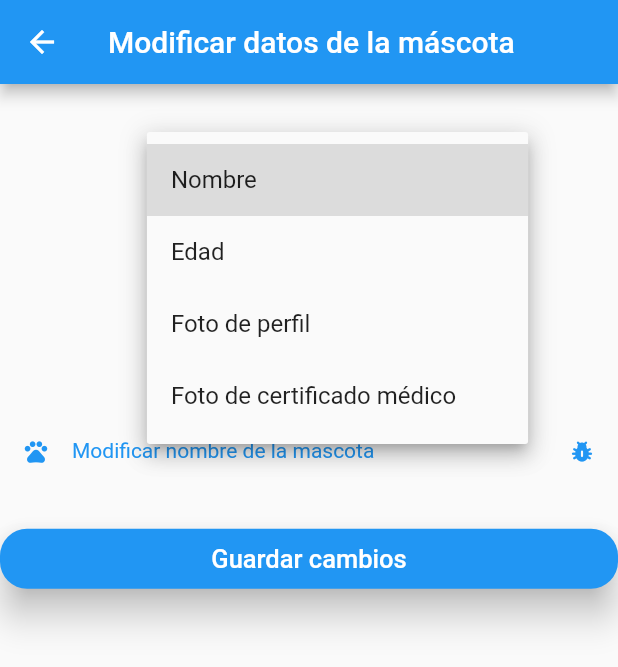
After one commit to lalo1234321/tindog, a Flutter app: the PetSettingsPage screen opened by its route, after a tap on "Nombre", on a phone screen of 412 x 824 dp. The commit adds this screen. Shown: the top 667 px of the screen. Run offline on Flutter 3.47's test engine with Material 2 defaults, Android fonts, the phone set to English and light mode, and no system bars; our stand-ins replace flutter_credit_card, flutter_rating_bar, flutter_secure_storage, flutter_speed_dial, flutter_swiper, geolocator and 4 more; missing offline and left inert: advance_pdf_viewer, dart_random_choice, slimy_card; accounts and stored records are empty.

Commit message:
update pet data page without backend

```diff
--- a/lib/main.dart
+++ b/lib/main.dart
@@ -14,6 +14,7 @@ import 'package:tindog/pages/market_place.dart';
 import 'package:tindog/pages/match_page.dart';
 import 'package:tindog/pages/payment_page.dart';
 import 'package:tindog/pages/pet_detail_page.dart';
+import 'package:tindog/pages/pet_settings_page.dart';
 import 'package:tindog/pages/premium_page.dart';
 import 'package:tindog/pages/profile_page.dart';
 import 'package:tindog/pages/register_page.dart';
@@ -67,7 +68,8 @@ class MyApp extends StatelessWidget {
           'search' : ( BuildContext context ) => Search(),
           'registerPet' : ( BuildContext context ) => RegisterPet(),
           'marketPlace' : ( BuildContext context ) => MarketPlace(),
-          'about' : (BuildContext context) => AboutPage()
+          'about' : (BuildContext context) => AboutPage(),
+          'petSetting' : (BuildContext context) => PetSettingsPage()
         },
       ),
     );
--- a/lib/models/owned_pets_response.dart
+++ b/lib/models/owned_pets_response.dart
@@ -11,20 +11,16 @@ String ownedPetsResponseToJson(List<OwnedPetsResponse> data) => json.encode(List
 class OwnedPetsResponse {
     OwnedPetsResponse({
         this.ownedPets,
-        this.id,
     });
 
     List<OwnedPet> ownedPets;
-    String id;
 
     factory OwnedPetsResponse.fromJson(Map<String, dynamic> json) => OwnedPetsResponse(
         ownedPets: List<OwnedPet>.from(json["ownedPets"].map((x) => OwnedPet.fromJson(x))),
-        id: json["_id"],
     );
 
     Map<String, dynamic> toJson() => {
         "ownedPets": List<dynamic>.from(ownedPets.map((x) => x.toJson())),
-        "_id": id,
     };
 }
 
@@ -57,12 +53,12 @@ class OwnedPet {
     String name;
     int age;
     String specie;
-    String gender;
+    Gender gender;
     String profileImagePhysicalPath;
     String medicalCertificateImagePhysicalPath;
     String profileImageUri;
     String medicalCertificateImageUri;
-    String owner;
+    Owner owner;
     DateTime createdAt;
     DateTime updatedAt;
     int v;
@@ -76,12 +72,12 @@ class OwnedPet {
         name: json["name"],
         age: json["age"],
         specie: json["specie"],
-        gender: json["gender"],
+        gender: genderValues.map[json["gender"]],
         profileImagePhysicalPath: json["profileImagePhysicalPath"],
         medicalCertificateImagePhysicalPath: json["medicalCertificateImagePhysicalPath"],
         profileImageUri: json["profileImageURI"],
         medicalCertificateImageUri: json["medicalCertificateImageURI"],
-        owner: json["owner"],
+        owner: ownerValues.map[json["owner"]],
         createdAt: DateTime.parse(json["createdAt"]),
         updatedAt: DateTime.parse(json["updatedAt"]),
         v: json["__v"],
@@ -96,14 +92,41 @@ class OwnedPet {
         "name": name,
         "age": age,
         "specie": specie,
-        "gender": gender,
+        "gender": genderValues.reverse[gender],
         "profileImagePhysicalPath": profileImagePhysicalPath,
         "medicalCertificateImagePhysicalPath": medicalCertificateImagePhysicalPath,
         "profileImageURI": profileImageUri,
         "medicalCertificateImageURI": medicalCertificateImageUri,
-        "owner": owner,
+        "owner": ownerValues.reverse[owner],
         "createdAt": createdAt.toIso8601String(),
         "updatedAt": updatedAt.toIso8601String(),
         "__v": v,
     };
 }
+
+enum Gender { F, M }
+
+final genderValues = EnumValues({
+    "F": Gender.F,
+    "M": Gender.M
+});
+
+enum Owner { THE_60_C517_AA852_A9152_E4719274 }
+
+final ownerValues = EnumValues({
+    "60c517aa852a9152e4719274": Owner.THE_60_C517_AA852_A9152_E4719274
+});
+
+class EnumValues<T> {
+    Map<String, T> map;
+    Map<T, String> reverseMap;
+
+    EnumValues(this.map);
+
+    Map<T, String> get reverse {
+        if (reverseMap == null) {
+            reverseMap = map.map((k, v) => new MapEntry(v, k));
+        }
+        return reverseMap;
+    }
+}
--- /dev/null
+++ b/lib/pages/pet_settings_page.dart
@@ -0,0 +1,263 @@
+import 'dart:io';
+
+import 'package:flutter/material.dart';
+import 'package:image_picker/image_picker.dart';
+import 'package:tindog/widgets/btn_azul.dart';
+import 'package:tindog/widgets/custom_input.dart';
+
+
+
+class PetSettingsPage extends StatefulWidget {
+  @override
+  _PetSettingsPageState createState() => _PetSettingsPageState();
+}
+
+class _PetSettingsPageState extends State<PetSettingsPage> {
+  bool _picked = false;
+  bool _picked1 = false;
+  File imageFile, imageFile2;
+  List<int> ages = [1,2,3,4,5,6,7,8,9,10,11,12,13];
+  int selectedOptionAge = 1;
+  List _cities =
+  ["Nombre", "Edad", "Foto de perfil", "Foto de certificado médico"];
+
+  List<DropdownMenuItem<String>> _dropDownMenuItems;
+  @override
+  void initState() {
+    _dropDownMenuItems = getDropDownMenuItems();
+    _currentCity = _dropDownMenuItems[0].value;
+    super.initState();
+
+  }
+  String _currentCity;
+  @override
+  Widget build(BuildContext context) {
+    return Scaffold(
+      appBar: AppBar(
+        title: Text('Modificar datos de la máscota'),
+      ),
+      body: Column(
+        children:[
+          Container(
+            padding: EdgeInsets.only(left: 30, top: 40),
+            child: DropdownButton(
+                value: _currentCity,
+                items: _dropDownMenuItems,
+                onChanged: changedDropDownItem,
+              ),
+          ),
+          SizedBox(height: 100,),
+          selectedOption()
+        ]
+      )
+
+      // Center(
+      //   child: Column(
+      //     children: <Widget>[
+      //       SizedBox(height: 30,),
+      //       CustomInput(
+      //         hintText: 'Modificar nombre de la mascota',
+      //         prefixIconData: Icons.pets,
+      //         sufixIconData: Icons.pest_control_rounded,
+      //         obscureText: false,
+      //       ),
+      //       SizedBox(height: 20),
+      //       BtnAzul(texto: 'Guardar cambios', onPressed: () {
+      //         print('Guardar cambios');
+      //       })
+      //     ],
+      //   )
+      // ),
+    );
+
+  }
+
+  List<DropdownMenuItem<String>> getDropDownMenuItems() {
+    List<DropdownMenuItem<String>> items = new List();
+    for (String city in _cities) {
+      // here we are creating the drop down menu items, you can customize the item right here
+      // but I'll just use a simple text for this
+      items.add(new DropdownMenuItem(
+          value: city,
+          child: new Text(city)
+      ));
+    }
+    return items;
+  }
+  void changedDropDownItem(String selectedCity) {
+    print("Selected city $selectedCity, we are going to refresh the UI");
+    setState(() {
+      _currentCity = selectedCity;
+    });
+  }
+  Widget selectedOption() {
+    switch(_currentCity) {
+      case 'Nombre': {
+        return Center(
+        child: Column(
+          children: <Widget>[
+            SizedBox(height: 30,),
+            CustomInput(
+              hintText: 'Modificar nombre de la mascota',
+              prefixIconData: Icons.pets,
+              sufixIconData: Icons.pest_control_rounded,
+              obscureText: false,
+            ),
+            SizedBox(height: 20),
+            BtnAzul(texto: 'Guardar cambios', onPressed: () {
+              print('Guardar cambios');
+            })
+          ],
+        )
+      );
+
+      }
+      break;
+      case 'Edad': {
+        return _createDropDown();
+      }
+      break;
+      case 'Foto de perfil': {
+        return  _cargarImagen();
+      }
+      break;
+
+      case 'Foto de certificado médico': {
+        return _cargarImagen2();
+      }
+      break;
+
+    }
+  }
+
+
+
+  List<DropdownMenuItem<int>> getOpcionesDropdown() {
+    List<DropdownMenuItem<int>> lista = new List();
+    ages.forEach((element) {
+      lista.add( DropdownMenuItem(
+          child: Text(element.toString()),
+          value: element,
+      ));
+    });
+    return lista;
+  }
+
+  Widget _createDropDown() {
+    return Center(
+
+      child: Column(
+        children: [
+          Row(
+            children: [
+              Container(
+                padding: EdgeInsets.only(left: 70),
+                child: Row(
+                  children: <Widget>[
+                    Icon(Icons.select_all),
+                    SizedBox(width:30.0),
+                    DropdownButton(
+                    value: selectedOptionAge,
+                    items:getOpcionesDropdown(),
+                    onChanged: (opt) {
+                      setState(() {
+                        selectedOptionAge=opt;
+                      });
+                    },
+                  )
+
+                  ],
+                ),
+              ),
+              Container(
+                child: Text('Ingrese la edad de la mascota'),
+              )
+            ],
+          ),
+          SizedBox(height: 30,),
+          BtnAzul(texto: 'Guardar cambios', onPressed: () {
+            print('Guardando edad ${selectedOptionAge}');
+          })
+        ],
+      ),
+    );
+}
+  Widget _cargarImagen(){
+  return Center(
+    child: Column(
+      children: [
+       Padding(
+        padding: EdgeInsets.all(20),
+        child: GestureDetector(
+          onTap: () {
+            _getFromGallery();
+            // print(imageFile.path);
+            _picked = true;
+          },
+          child: CircleAvatar(
+            backgroundImage:(_picked) ? FileImage(File(imageFile.path))
+            : NetworkImage('https://extyseg.com/wp-content/uploads/2019/04/EXTYSEG-imagen-no-disponible.jpg'),
+            radius: 70,
+          ),
+        ),
+      ),
+      BtnAzul(texto: 'Guardar cambios', onPressed: () {
+        print('Imagen de perfil');
+      })
+     ],
+    ),
+  );
+ }
+  Widget _cargarImagen2(){
+  return Center(
+    child: Column(
+      children: [
+       Padding(
+        padding: EdgeInsets.all(20),
+        child: GestureDetector(
+          onTap: () {
+            _getFromGallery();
+            // print(imageFile.path);
+            _picked = true;
+          },
+          child: CircleAvatar(
+            backgroundImage:(_picked) ? FileImage(File(imageFile.path))
+            : NetworkImage('https://extyseg.com/wp-content/uploads/2019/04/EXTYSEG-imagen-no-disponible.jpg'),
+            radius: 70,
+          ),
+        ),
+      ),
+      BtnAzul(texto: 'Guardar cambios', onPressed: () {
+        print('Guardando imagen de certificado médico');
+      })
+     ],
+    ),
+  );
+ }
+
+ _getFromGallery() async {
+    PickedFile pickedFile = await ImagePicker().getImage(
+      source: ImageSource.gallery,
+      maxWidth: 1800,
+      maxHeight: 1800,
+    );
+    if (pickedFile != null) {
+      setState(() {
+        imageFile = File(pickedFile.path);
+      });
+    }
+  }
+  _getFromGallery2() async {
+    PickedFile pickedFile = await ImagePicker().getImage(
+      source: ImageSource.gallery,
+      maxWidth: 1800,
+      maxHeight: 1800,
+    );
+    if (pickedFile != null) {
+      setState(() {
+        imageFile2 = File(pickedFile.path);
+      });
+    }
+  }
+
+}
```
Also changed, not shown: lib/pages/settings_page.dart (+9 -7 lines).
